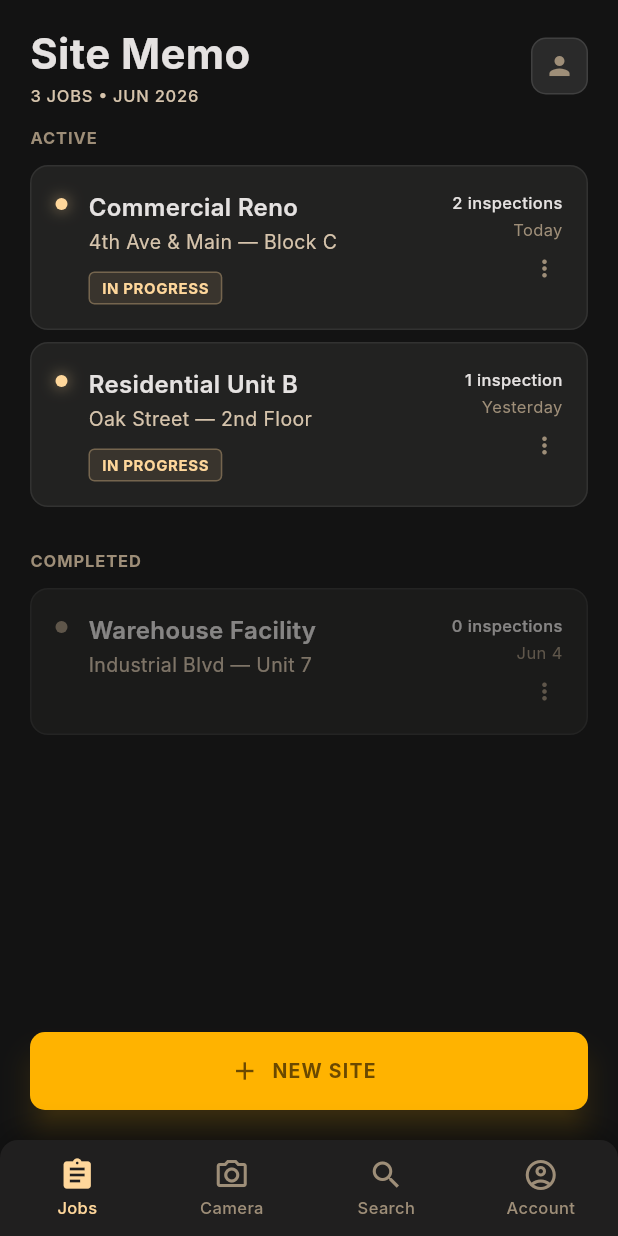
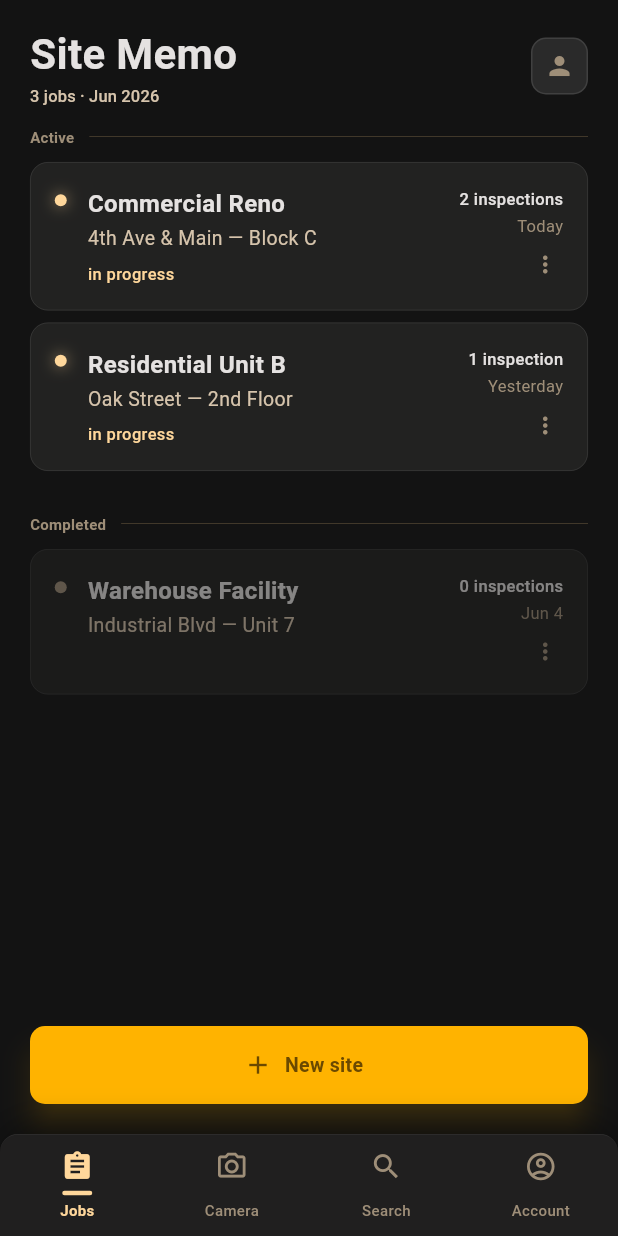
Before and after one commit to kcserhalmi/Site-Memo, a Flutter app: the screen it shows after launch, on a phone screen of 412 x 824 dp. Run offline on Flutter 3.47's test engine with Material 3 defaults, Android fonts, the phone set to English and light mode, and no system bars; our stand-ins replace camera, image_picker, pdf, share_plus, shared_preferences, speech_to_text; Roboto replaces fonts that are missing (Inter).

Commit message:
Polish UI: press-feedback animations, lowercase labels, fix fullscreen overlay positioning
Add AnimatedScale press feedback to nav items, photo tiles, header buttons,
glass cards, and the continue card. Restyle dashboard/filter chip text to
lowercase with tighter letter-spacing. Fix fullscreen photo overlay where
Positioned wasn't a direct Stack child.

```diff
--- a/lib/main.dart
+++ b/lib/main.dart
@@ -69,18 +69,17 @@ class SiteMemoApp extends StatelessWidget {
           onSurfaceVariant: Color(0xFFD6C4AC),
           outline: Color(0xFF9E8E78),
         ),
-        fontFamily: 'Inter',
         textTheme: const TextTheme(
           headlineLarge: TextStyle(
-              fontSize: 28, fontWeight: FontWeight.w700, color: Color(0xFFE5E2E1)),
+              fontSize: 28, fontWeight: FontWeight.w700, letterSpacing: -0.5, color: Color(0xFFE5E2E1)),
           titleMedium: TextStyle(
               fontSize: 16, fontWeight: FontWeight.w600, color: Color(0xFFE5E2E1)),
           bodyMedium: TextStyle(
               fontSize: 14, fontWeight: FontWeight.w400, color: Color(0xFFE5E2E1)),
           labelLarge: TextStyle(
               fontSize: 12,
-              fontWeight: FontWeight.w700,
-              letterSpacing: 0.6,
+              fontWeight: FontWeight.w600,
+              letterSpacing: 0.3,
               color: Color(0xFFE5E2E1)),
           labelSmall: TextStyle(
               fontSize: 11,
--- a/lib/screens/dashboard_screen.dart
+++ b/lib/screens/dashboard_screen.dart
@@ -153,13 +153,13 @@ class _DashboardScreenState extends State<DashboardScreen> {
                       );
                     }),
                     if (p.activeJobs.isNotEmpty) ...[
-                      _SectionLabel('ACTIVE'),
+                      _SectionLabel('Active'),
                       ...p.activeJobs
                           .map((j) => _JobCard(job: j, completed: false)),
                       const SizedBox(height: 16),
                     ],
                     if (p.completedJobs.isNotEmpty) ...[
-                      _SectionLabel('COMPLETED'),
+                      _SectionLabel('Completed'),
                       ...p.completedJobs
                           .map((j) => _JobCard(job: j, completed: true)),
                     ],
@@ -186,9 +186,8 @@ class _DashboardScreenState extends State<DashboardScreen> {
               shadowColor: AppColors.primaryContainer.withOpacity(0.4),
             ),
             icon: const Icon(Icons.add, size: 20),
-            label: const Text('NEW SITE',
-                style:
-                    TextStyle(fontWeight: FontWeight.w700, letterSpacing: 0.8, fontSize: 13)),
+            label: const Text('New site',
+                style: TextStyle(fontWeight: FontWeight.w600, letterSpacing: 0.2, fontSize: 13)),
           ),
         ),
       ),
@@ -202,8 +201,7 @@ class _Header extends StatelessWidget {
   const _Header({this.onOpenAccount});
   @override
   Widget build(BuildContext context) {
-    final month =
-        DateFormat('MMM yyyy').format(DateTime.now()).toUpperCase();
+    final month = DateFormat('MMM yyyy').format(DateTime.now());
     return Consumer<AppProvider>(
       builder: (_, p, __) => Padding(
         padding: const EdgeInsets.fromLTRB(20, 16, 20, 8),
@@ -219,12 +217,12 @@ class _Header extends StatelessWidget {
                         fontWeight: FontWeight.w700,
                         color: AppColors.onSurface)),
                 Text(
-                  '${p.jobs.length} JOBS • $month',
+                  '${p.jobs.length} jobs · $month',
                   style: const TextStyle(
                       fontSize: 11,
                       fontWeight: FontWeight.w500,
                       color: AppColors.onSurfaceVariant,
-                      letterSpacing: 0.5),
+                      letterSpacing: 0.1),
                 ),
               ],
             ),
@@ -257,12 +255,23 @@ class _SectionLabel extends StatelessWidget {
   Widget build(BuildContext context) {
     return Padding(
       padding: const EdgeInsets.only(bottom: 10, top: 4),
-      child: Text(text,
-          style: const TextStyle(
-              fontSize: 11,
-              fontWeight: FontWeight.w700,
-              color: AppColors.outline,
-              letterSpacing: 0.6)),
+      child: Row(
+        children: [
+          Text(text,
+              style: const TextStyle(
+                  fontSize: 10,
+                  fontWeight: FontWeight.w600,
+                  color: AppColors.outline,
+                  letterSpacing: 0.2)),
+          const SizedBox(width: 10),
+          Expanded(
+            child: Container(
+              height: 0.5,
+              color: AppColors.outlineVariant,
+            ),
+          ),
+        ],
+      ),
     );
   }
 }
@@ -413,8 +422,12 @@ class _JobCard extends StatelessWidget {
                             fontSize: 13,
                             color: AppColors.onSurfaceVariant)),
                     if (!completed) ...[
-                      const SizedBox(height: 10),
-                      _StatusChip(label: 'IN PROGRESS'),
+                      const SizedBox(height: 6),
+                      const Text('in progress',
+                          style: TextStyle(
+                              fontSize: 11,
+                              color: AppColors.primary,
+                              fontWeight: FontWeight.w500)),
                     ],
                   ],
                 ),
@@ -489,7 +502,7 @@ class _JobCard extends StatelessWidget {
   }
 }
 
-class _ContinueCard extends StatelessWidget {
+class _ContinueCard extends StatefulWidget {
   final String siteName;
   final String inspectionTitle;
   final int photoCount;
@@ -505,20 +518,39 @@ class _ContinueCard extends StatelessWidget {
   });
 
   @override
+  State<_ContinueCard> createState() => _ContinueCardState();
+}
+
+class _ContinueCardState extends State<_ContinueCard> {
+  bool _pressed = false;
+
+  @override
   Widget build(BuildContext context) {
-    return Container(
+    return AnimatedScale(
+      scale: _pressed ? 0.97 : 1.0,
+      duration: const Duration(milliseconds: 130),
+      curve: const Cubic(0.23, 1.0, 0.32, 1.0),
+      child: Container(
       margin: const EdgeInsets.only(bottom: 14),
       decoration: BoxDecoration(
         color: AppColors.surfaceContainerLow,
         borderRadius: BorderRadius.circular(10),
-        border: Border.all(color: AppColors.outlineVariant.withOpacity(0.4)),
+        border: Border(
+          left: BorderSide(color: AppColors.primaryFixedDim.withOpacity(0.7), width: 3),
+          top: BorderSide(color: AppColors.outlineVariant.withOpacity(0.25)),
+          right: BorderSide(color: AppColors.outlineVariant.withOpacity(0.25)),
+          bottom: BorderSide(color: AppColors.outlineVariant.withOpacity(0.25)),
+        ),
       ),
       child: Row(
         children: [
           // Tap area
           Expanded(
             child: GestureDetector(
-              onTap: onContinue,
+              onTap: widget.onContinue,
+              onTapDown: (_) => setState(() => _pressed = true),
+              onTapUp: (_) => setState(() => _pressed = false),
+              onTapCancel: () => setState(() => _pressed = false),
               behavior: HitTestBehavior.opaque,
               child: Padding(
                 padding: const EdgeInsets.fromLTRB(14, 12, 8, 12),
@@ -546,14 +578,14 @@ class _ContinueCard extends StatelessWidget {
                                   color: AppColors.primaryFixedDim,
                                   letterSpacing: 0.5)),
                           const SizedBox(height: 2),
-                          Text(inspectionTitle,
+                          Text(widget.inspectionTitle,
                               style: const TextStyle(
                                   fontSize: 14,
                                   fontWeight: FontWeight.w600,
                                   color: AppColors.onSurface),
                               maxLines: 1,
                               overflow: TextOverflow.ellipsis),
-                          Text('$siteName  ·  $photoCount photos',
+                          Text('${widget.siteName}  ·  ${widget.photoCount} photos',
                               style: const TextStyle(
                                   fontSize: 11,
                                   color: AppColors.onSurfaceVariant),
@@ -571,7 +603,7 @@ class _ContinueCard extends StatelessWidget {
           ),
           // Dismiss button
           GestureDetector(
-            onTap: onDismiss,
+            onTap: widget.onDismiss,
             behavior: HitTestBehavior.opaque,
             child: Padding(
               padding: const EdgeInsets.all(14),
@@ -581,6 +613,7 @@ class _ContinueCard extends StatelessWidget {
           ),
         ],
       ),
+      ), // AnimatedScale
     );
   }
 }
@@ -620,28 +653,6 @@ class _IssueChip extends StatelessWidget {
   }
 }
 
-class _StatusChip extends StatelessWidget {
-  final String label;
-  const _StatusChip({required this.label});
-
-  @override
-  Widget build(BuildContext context) {
-    return Container(
-      padding: const EdgeInsets.symmetric(horizontal: 8, vertical: 3),
-      decoration: BoxDecoration(
-        color: AppColors.primary.withOpacity(0.1),
-        borderRadius: BorderRadius.circular(4),
-        border: Border.all(color: AppColors.primary.withOpacity(0.3)),
-      ),
-      child: Text(label,
-          style: const TextStyle(
-              fontSize: 10,
-              fontWeight: FontWeight.w700,
-              color: AppColors.primary,
-              letterSpacing: 0.4)),
-    );
-  }
-}
 
 class _Field extends StatelessWidget {
   final TextEditingController controller;
--- a/lib/screens/main_shell.dart
+++ b/lib/screens/main_shell.dart
@@ -61,14 +61,17 @@ class _BottomNav extends StatelessWidget {
   @override
   Widget build(BuildContext context) {
     return Container(
-      height: 64,
+      height: 68,
       decoration: BoxDecoration(
         color: AppColors.surfaceContainer,
         borderRadius: const BorderRadius.vertical(top: Radius.circular(12)),
+        border: Border(
+          top: BorderSide(color: Colors.white.withOpacity(0.07), width: 0.5),
+        ),
         boxShadow: [
           BoxShadow(
-            color: Colors.black.withOpacity(0.3),
-            blurRadius: 16,
+            color: Colors.black.withOpacity(0.35),
+            blurRadius: 20,
             offset: const Offset(0, -4),
           ),
         ],
@@ -86,7 +89,7 @@ class _BottomNav extends StatelessWidget {
   }
 }
 
-class _NavItem extends StatelessWidget {
+class _NavItem extends StatefulWidget {
   final IconData icon;
   final IconData filledIcon;
   final String label;
@@ -102,22 +105,50 @@ class _NavItem extends StatelessWidget {
   });
 
   @override
+  State<_NavItem> createState() => _NavItemState();
+}
+
+class _NavItemState extends State<_NavItem> {
+  bool _pressed = false;
+
+  @override
   Widget build(BuildContext context) {
-    final color = selected ? AppColors.primary : AppColors.outline;
+    final color = widget.selected ? AppColors.primary : AppColors.outline;
     return GestureDetector(
-      onTap: onTap,
+      onTap: widget.onTap,
+      onTapDown: (_) => setState(() => _pressed = true),
+      onTapUp: (_) => setState(() => _pressed = false),
+      onTapCancel: () => setState(() => _pressed = false),
       behavior: HitTestBehavior.opaque,
+      child: AnimatedScale(
+        scale: _pressed ? 0.90 : 1.0,
+        duration: const Duration(milliseconds: 120),
+        curve: const Cubic(0.23, 1.0, 0.32, 1.0),
         child: SizedBox(
           width: 70,
           child: Column(
             mainAxisAlignment: MainAxisAlignment.center,
             children: [
-            Icon(selected ? filledIcon : icon, color: color, size: 24),
-            const SizedBox(height: 2),
-            Text(label,
+              Icon(widget.selected ? widget.filledIcon : widget.icon, color: color, size: 22),
+              const SizedBox(height: 5),
+              AnimatedContainer(
+                duration: const Duration(milliseconds: 250),
+                curve: Curves.easeOutCubic,
+                width: widget.selected ? 20 : 4,
+                height: 3,
+                decoration: BoxDecoration(
+                  color: widget.selected ? AppColors.primary : Colors.transparent,
+                  borderRadius: BorderRadius.circular(1.5),
+                ),
+              ),
+              const SizedBox(height: 3),
+              Text(widget.label,
                   style: TextStyle(
-                    fontSize: 11, fontWeight: FontWeight.w500, color: color)),
+                      fontSize: 10,
+                      fontWeight: widget.selected ? FontWeight.w600 : FontWeight.w500,
+                      color: color)),
             ],
+          ),
         ),
       ),
     );
--- a/lib/widgets/glass_card.dart
+++ b/lib/widgets/glass_card.dart
@@ -3,7 +3,7 @@ import 'package:flutter/material.dart';
 // BackdropFilter/blur removed — too expensive on iOS GPU.
 // Solid semi-transparent surface achieves the same dark-glass look
 // at a fraction of the render cost.
-class GlassCard extends StatelessWidget {
+class GlassCard extends StatefulWidget {
   final Widget child;
   final EdgeInsets? padding;
   final BorderRadius? borderRadius;
@@ -20,23 +20,41 @@ class GlassCard extends StatelessWidget {
   });
 
   @override
+  State<GlassCard> createState() => _GlassCardState();
+}
+
+class _GlassCardState extends State<GlassCard> {
+  bool _pressed = false;
+
+  @override
   Widget build(BuildContext context) {
-    final br = borderRadius ?? BorderRadius.circular(12);
-    Widget card = Container(
-      decoration: BoxDecoration(
-        color: color ?? const Color(0xFF222221),
-        borderRadius: br,
-        border: Border.all(
-          color: Colors.white.withOpacity(0.07),
-          width: 1,
+    final br = widget.borderRadius ?? BorderRadius.circular(12);
+    Widget card = AnimatedScale(
+      scale: (_pressed && widget.onTap != null) ? 0.97 : 1.0,
+      duration: const Duration(milliseconds: 130),
+      curve: const Cubic(0.23, 1.0, 0.32, 1.0),
+      child: Container(
+        decoration: BoxDecoration(
+          color: widget.color ?? const Color(0xFF222221),
+          borderRadius: br,
+          border: Border.all(
+            color: Colors.white.withOpacity(0.11),
+            width: 0.5,
+          ),
         ),
+        padding: widget.padding ?? const EdgeInsets.all(16),
+        child: widget.child,
       ),
-      padding: padding ?? const EdgeInsets.all(16),
-      child: child,
     );
 
-    if (onTap != null) {
-      return GestureDetector(onTap: onTap, child: card);
+    if (widget.onTap != null) {
+      return GestureDetector(
+        onTap: widget.onTap,
+        onTapDown: (_) => setState(() => _pressed = true),
+        onTapUp: (_) => setState(() => _pressed = false),
+        onTapCancel: () => setState(() => _pressed = false),
+        child: card,
+      );
     }
     return card;
   }
```
Also changed, not shown: lib/screens/inspection_detail_screen.dart (+36 -21 lines), lib/screens/photo_detail_screen.dart (+34 -17 lines). Lines whose indentation alone changed are shown as unchanged.
